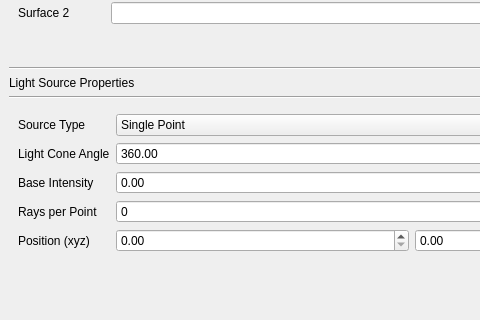
Before: the Qt Designer form ui/main.ui in ProPane865/OpticsSimulator, drawn with Qt 5; both pictures show x 0 to 480 and y 448 to 768 of the 1024 by 768 pixel window.
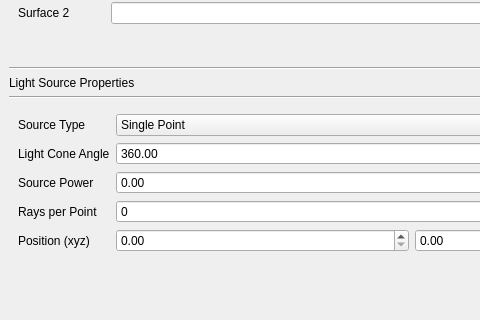
After: the same form once the commit is applied.

Commit message: Implemented power as source and ray property

Diff of the .ui file:
```diff
--- a/ui/main.ui
+++ b/ui/main.ui
@@ -189,7 +189,7 @@
         <item row="2" column="0">
          <widget class="QLabel" name="label_9">
           <property name="text">
-           <string>Base Intensity</string>
+           <string>Source Power</string>
           </property>
          </widget>
         </item>
```
The commit also changes 16 other files.
